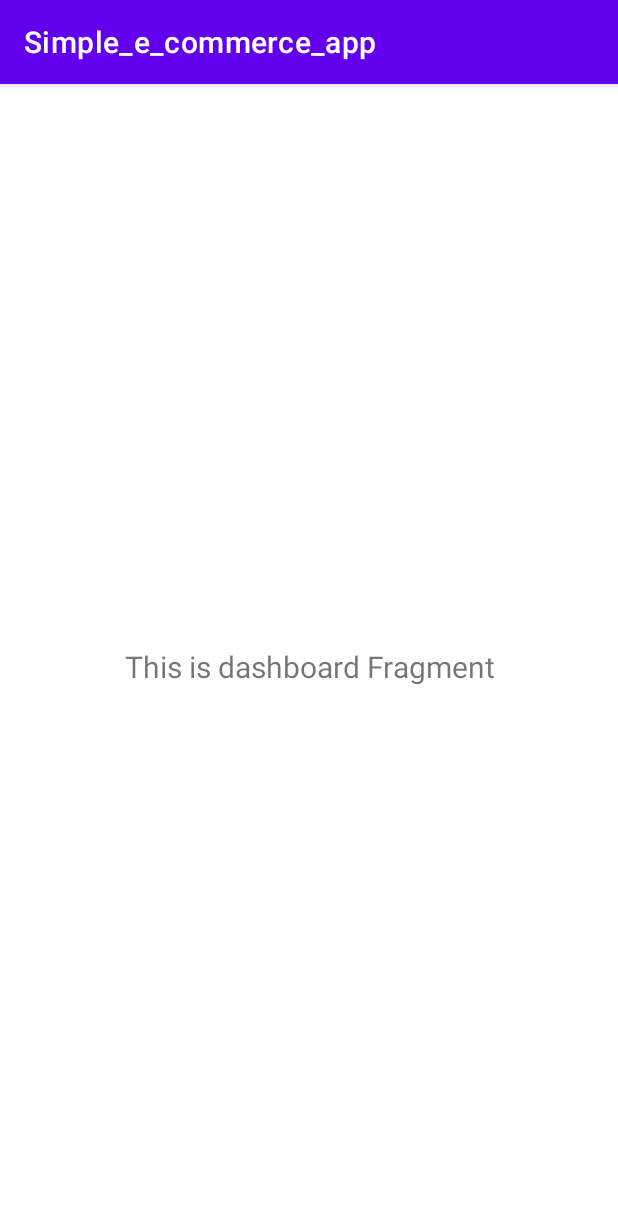
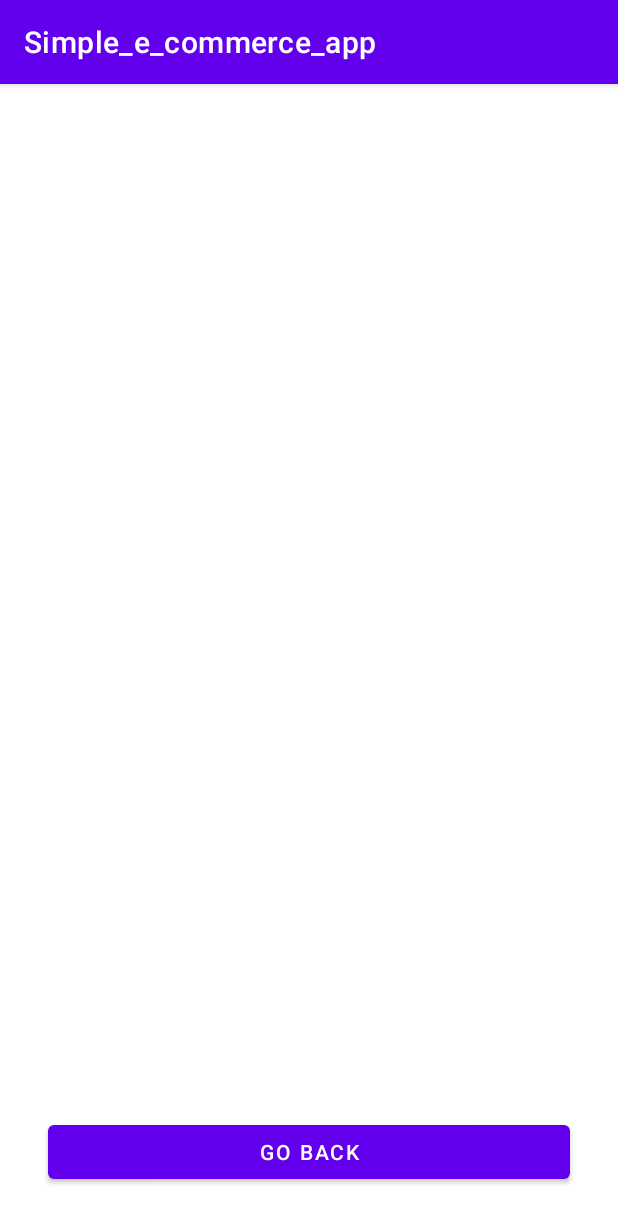
Before and after one commit to vivekgupta4Git/SimpleECommerceApp, an Android app: the DashboardFragment screen opened through its navigation route, on a phone screen of 412 x 824 dp. Shown: the top 1223 px of the screen. Run offline under Robolectric (Android 15) with nearby library versions, the phone set to English and light mode, and no system bars; our stand-ins replace data binding, navigation-ui; pictures from the network do not load; 1 statement that could not run was skipped.

Commit message:
Added
     Final Screen

```diff
--- a/app/src/main/java/com/ruviapps/simple_e_commerce_app/model/Product.kt
+++ b/app/src/main/java/com/ruviapps/simple_e_commerce_app/model/Product.kt
@@ -42,3 +42,9 @@ Extension function to convert selectedProduct to Domain Product
 fun SelectedProduct.toDomainProduct() : Product{
     return Product(id, title, description, price, discountPercentage, rating, stock, brand, category, thumbnail)
 }
+
+
+@Parcelize
+data class StoreInfo(
+    val store : String?
+): Parcelable
--- a/app/src/main/java/com/ruviapps/simple_e_commerce_app/network/ApiService.kt
+++ b/app/src/main/java/com/ruviapps/simple_e_commerce_app/network/ApiService.kt
@@ -2,6 +2,7 @@ package com.ruviapps.simple_e_commerce_app.network
 
 import com.ruviapps.simple_e_commerce_app.model.Product
 import com.ruviapps.simple_e_commerce_app.model.SelectedProduct
+import com.ruviapps.simple_e_commerce_app.model.StoreInfo
 import com.ruviapps.simple_e_commerce_app.ui.home.NetworkStatus
 import com.squareup.moshi.Moshi
 import com.squareup.moshi.kotlin.reflect.KotlinJsonAdapterFactory
@@ -56,6 +57,9 @@ interface ProductApiService{
 
     @POST("orderDone")
     suspend fun checkOutOrder(@Body products: List<SelectedProduct>)
+
+    @GET("storeInfo")
+    suspend fun getStoreInfo() : List<StoreInfo>
 }
 
 /**
--- a/app/src/main/java/com/ruviapps/simple_e_commerce_app/ui/dashboard/DashboardFragment.kt
+++ b/app/src/main/java/com/ruviapps/simple_e_commerce_app/ui/dashboard/DashboardFragment.kt
@@ -4,9 +4,9 @@ import android.os.Bundle
 import android.view.LayoutInflater
 import android.view.View
 import android.view.ViewGroup
-import android.widget.TextView
 import androidx.fragment.app.Fragment
-import androidx.lifecycle.ViewModelProvider
+import androidx.navigation.fragment.findNavController
+import com.ruviapps.simple_e_commerce_app.R
 import com.ruviapps.simple_e_commerce_app.databinding.FragmentDashboardBinding
 
 class DashboardFragment : Fragment() {
@@ -22,17 +22,16 @@ class DashboardFragment : Fragment() {
         container: ViewGroup?,
         savedInstanceState: Bundle?
     ): View {
-        val dashboardViewModel =
-            ViewModelProvider(this).get(DashboardViewModel::class.java)
 
         _binding = FragmentDashboardBinding.inflate(inflater, container, false)
-        val root: View = binding.root
+        return binding.root
+    }
 
-        val textView: TextView = binding.textDashboard
-        dashboardViewModel.text.observe(viewLifecycleOwner) {
-            textView.text = it
+    override fun onViewCreated(view: View, savedInstanceState: Bundle?) {
+        super.onViewCreated(view, savedInstanceState)
+        binding.goBackButton.setOnClickListener {
+            findNavController().navigate(R.id.action_navigation_dashboard_to_navigation_home)
         }
-        return root
     }
 
     override fun onDestroyView() {
--- a/app/src/main/java/com/ruviapps/simple_e_commerce_app/ui/dashboard/DashboardViewModel.kt
+++ /dev/null
@@ -1,13 +0,0 @@
-package com.ruviapps.simple_e_commerce_app.ui.dashboard
-
-import androidx.lifecycle.LiveData
-import androidx.lifecycle.MutableLiveData
-import androidx.lifecycle.ViewModel
-
-class DashboardViewModel : ViewModel() {
-
-    private val _text = MutableLiveData<String>().apply {
-        value = "This is dashboard Fragment"
-    }
-    val text: LiveData<String> = _text
-}
--- a/app/src/main/java/com/ruviapps/simple_e_commerce_app/ui/home/HomeFragment.kt
+++ b/app/src/main/java/com/ruviapps/simple_e_commerce_app/ui/home/HomeFragment.kt
@@ -9,6 +9,7 @@ import android.widget.Toast
 import androidx.fragment.app.Fragment
 import androidx.fragment.app.activityViewModels
 import androidx.navigation.fragment.findNavController
+import com.ruviapps.simple_e_commerce_app.MainActivity
 import com.ruviapps.simple_e_commerce_app.R
 import com.ruviapps.simple_e_commerce_app.databinding.FragmentHomeBinding
 import com.ruviapps.simple_e_commerce_app.model.Product
@@ -35,16 +36,20 @@ class HomeFragment : Fragment() {
     override fun onViewCreated(view: View, savedInstanceState: Bundle?) {
         super.onViewCreated(view, savedInstanceState)
 
+        homeViewModel.storeInfo.observe(viewLifecycleOwner){
+           binding.storeName.text = it[0].store
+        }
+
 
         binding.textHome.setOnClickListener {
             findNavController().navigate(R.id.action_navigation_home_to_navigation_notifications)
         }
-        val toast =  Toast.makeText(requireContext(),"Product Added to the cart",Toast.LENGTH_SHORT)
+
+
         val adapter = ProductsAdapter(object : ProductsAdapter.OnClickListener{
             override fun onProductClick(pr: Product, qytToAdd : Int) {
                 homeViewModel.addProductToCart(pr,qytToAdd)
-                toast.cancel()
-                toast.show()
+                Toast.makeText(requireContext(),getString(R.string.cart_addition_confirm_message,qytToAdd),Toast.LENGTH_SHORT).show()
             }
 
         })
--- a/app/src/main/java/com/ruviapps/simple_e_commerce_app/ui/home/HomeViewModel.kt
+++ b/app/src/main/java/com/ruviapps/simple_e_commerce_app/ui/home/HomeViewModel.kt
@@ -9,6 +9,7 @@ import androidx.lifecycle.ViewModel
 import androidx.lifecycle.viewModelScope
 import com.ruviapps.simple_e_commerce_app.model.Product
 import com.ruviapps.simple_e_commerce_app.model.SelectedProduct
+import com.ruviapps.simple_e_commerce_app.model.StoreInfo
 import com.ruviapps.simple_e_commerce_app.model.toSelectedProduct
 import com.ruviapps.simple_e_commerce_app.network.ProductApi
 import kotlinx.coroutines.launch
@@ -125,4 +126,17 @@ class HomeViewModel : ViewModel() {
         }
     }
 
+    private var _storeInfo = MutableLiveData<List<StoreInfo>>()
+    val storeInfo : LiveData<List<StoreInfo>> get() = _storeInfo
+
+    fun getStoreName(){
+        viewModelScope.launch {
+            try {
+                _storeInfo.value  = ProductApi.retrofitService.getStoreInfo()
+            }catch (ex : Exception){
+                ex.printStackTrace()
+            }
+        }
+    }
+
 }
--- a/app/src/main/java/com/ruviapps/simple_e_commerce_app/ui/notifications/NotificationsFragment.kt
+++ b/app/src/main/java/com/ruviapps/simple_e_commerce_app/ui/notifications/NotificationsFragment.kt
@@ -8,6 +8,7 @@ import android.widget.Toast
 import androidx.core.view.isVisible
 import androidx.fragment.app.Fragment
 import androidx.fragment.app.activityViewModels
+import androidx.navigation.fragment.findNavController
 import androidx.recyclerview.widget.DiffUtil
 import androidx.recyclerview.widget.ListAdapter
 import androidx.recyclerview.widget.RecyclerView
@@ -110,6 +111,7 @@ class NotificationsFragment : Fragment() {
                     NetworkStatus.DONE -> {
                         Toast.makeText(requireContext(),"Uploaded Successfully",Toast.LENGTH_SHORT).show()
                         binding.progressBar.visibility = View.GONE
+                        findNavController().navigate(R.id.action_navigation_notifications_to_navigation_dashboard)
                     }
                     NetworkStatus.ERROR ->{
                         Toast.makeText(requireContext(),"Error Occurred while Uploading ",Toast.LENGTH_SHORT).show()
--- a/app/src/main/res/layout/fragment_dashboard.xml
+++ b/app/src/main/res/layout/fragment_dashboard.xml
@@ -22,5 +22,15 @@
         app:layout_constraintEnd_toEndOf="parent"
         app:layout_constraintStart_toStartOf="parent"
         app:layout_constraintTop_toTopOf="parent" />
+
+    <com.google.android.material.button.MaterialButton
+        android:id="@+id/goBackButton"
+        android:layout_margin="32dp"
+        android:text="Go Back"
+        app:layout_constraintStart_toStartOf="parent"
+        app:layout_constraintEnd_toEndOf="parent"
+        app:layout_constraintBottom_toBottomOf="parent"
+        android:layout_width="0dp"
+        android:layout_height="wrap_content"/>
 </androidx.constraintlayout.widget.ConstraintLayout>
 </layout>
--- a/app/src/main/res/navigation/mobile_navigation.xml
+++ b/app/src/main/res/navigation/mobile_navigation.xml
@@ -12,18 +12,32 @@
         tools:layout="@layout/fragment_home" >
         <action
             android:id="@+id/action_navigation_home_to_navigation_notifications"
-            app:destination="@id/navigation_notifications" />
+            app:destination="@id/navigation_notifications"
+            app:launchSingleTop="true"
+            app:popUpToInclusive="false" />
     </fragment>
 
     <fragment
         android:id="@+id/navigation_dashboard"
         android:name="com.ruviapps.simple_e_commerce_app.ui.dashboard.DashboardFragment"
         android:label="@string/title_dashboard"
-        tools:layout="@layout/fragment_dashboard" />
+        tools:layout="@layout/fragment_dashboard" >
+        <action
+            android:id="@+id/action_navigation_dashboard_to_navigation_home"
+            app:destination="@id/navigation_home"
+            app:popUpTo="@id/navigation_dashboard"
+            app:popUpToInclusive="true" />
+    </fragment>
 
     <fragment
         android:id="@+id/navigation_notifications"
         android:name="com.ruviapps.simple_e_commerce_app.ui.notifications.NotificationsFragment"
         android:label="@string/title_notifications"
-        tools:layout="@layout/fragment_notifications" />
+        tools:layout="@layout/fragment_notifications" >
+        <action
+            android:id="@+id/action_navigation_notifications_to_navigation_dashboard"
+            app:destination="@id/navigation_dashboard"
+            app:popUpTo="@id/navigation_notifications"
+            app:popUpToInclusive="true" />
+    </fragment>
 </navigation>
--- a/app/src/main/res/values/strings.xml
+++ b/app/src/main/res/values/strings.xml
@@ -14,4 +14,5 @@
     <string name="add_to_cart">Add to Cart</string>
     <string name="no_product_warning">Please add Product to Cart before checking out</string>
     <string name="missing_address_warning">We need your address before shipping products</string>
+    <string name="cart_addition_confirm_message">Product Added to the cart Quantity Added = %1$d</string>
 </resources>
```
Also changed, not shown: app/src/main/res/layout/fragment_home.xml (+10 -1 lines).
